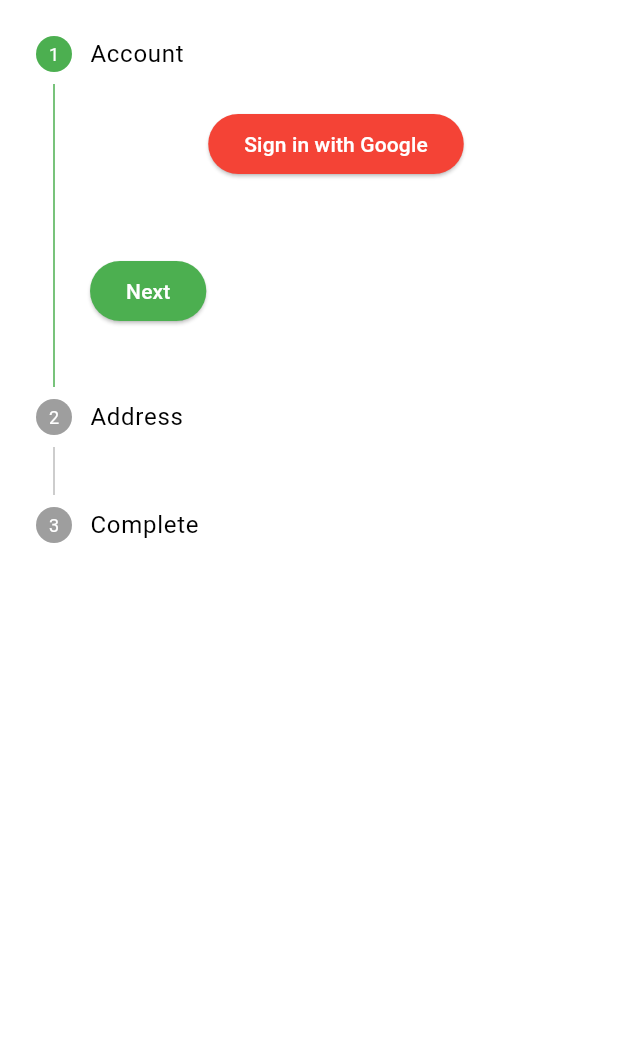
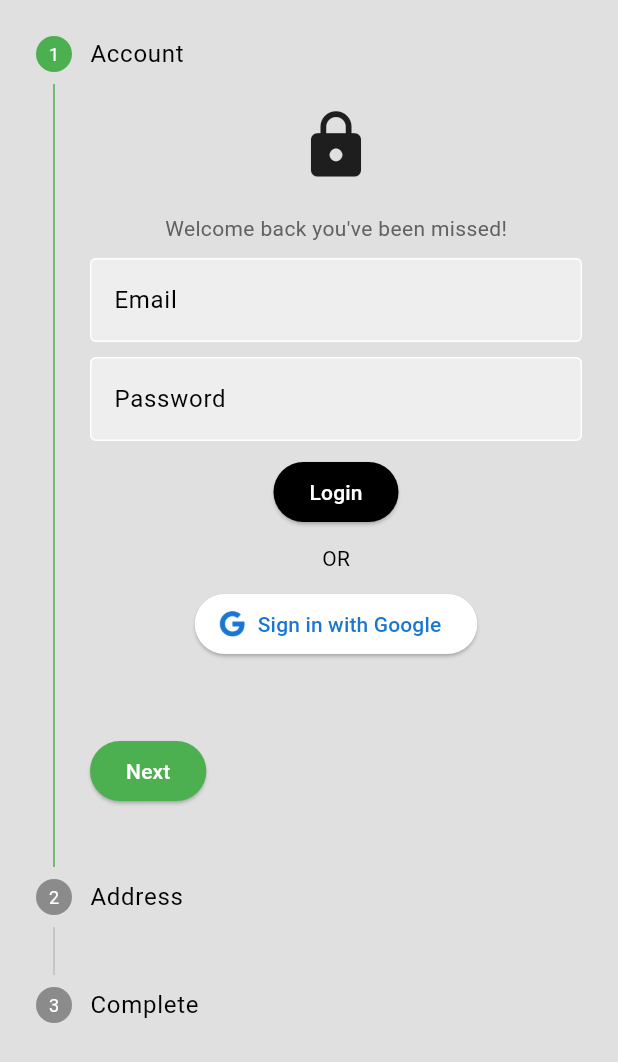
Before and after one commit to itssadil/masjid-manitor, a Flutter app: the screen it shows after launch, after a tap on "Sign in with Google", on a phone screen of 412 x 824 dp. Shown: the top 1062 px of the screen. Run offline on Flutter 3.47's test engine with Material 3 defaults, Android fonts, the phone set to English and light mode, and no system bars; our stand-ins replace firebase_auth, firebase_core, google_sign_in, shared_preferences; missing offline and left inert: jhijri; accounts and stored records are empty; network calls fail.

Commit message:
email auth complete

```diff
--- a/lib/main.dart
+++ b/lib/main.dart
@@ -9,6 +9,7 @@ import 'package:masjid_tv/providers/stepperProvider.dart';
 import 'package:masjid_tv/providers/timeListView.dart';
 import 'package:masjid_tv/providers/toDoProvider.dart';
 import 'package:masjid_tv/screens/accountScreen.dart';
+import 'package:masjid_tv/services/googleSignInProvider.dart';
 import 'package:provider/provider.dart';
 
 void main() async {
@@ -29,6 +30,7 @@ void main() async {
             create: (context) => DarkModeProvider()..initialize()),
         ChangeNotifierProvider(create: (context) => ToDoProvider()),
         ChangeNotifierProvider(create: (context) => HadisProvider()),
+        ChangeNotifierProvider(create: (context) => GoogleSignInProvider()),
         ChangeNotifierProvider(create: (context) => HadisTimer()),
         ChangeNotifierProvider(create: (context) => FridayHadisProvider()),
         ChangeNotifierProvider(create: (context) => DonationProvider()),
--- a/lib/screens/accountScreen.dart
+++ b/lib/screens/accountScreen.dart
@@ -1,6 +1,8 @@
+import 'package:firebase_auth/firebase_auth.dart';
 import 'package:flutter/material.dart';
-import 'package:google_sign_in/google_sign_in.dart';
 import 'package:masjid_tv/providers/stepperProvider.dart';
+import 'package:masjid_tv/services/googleSignInProvider.dart';
+import 'package:masjid_tv/widgets/loginTextField.dart';
 import 'package:provider/provider.dart';
 
 class AccountScreen extends StatefulWidget {
@@ -11,16 +13,22 @@ class AccountScreen extends StatefulWidget {
 }
 
 class _AccountScreenState extends State<AccountScreen> {
+  final emailController = TextEditingController();
+  final passwordController = TextEditingController();
+
   @override
   Widget build(BuildContext context) {
     return Scaffold(
-      body: Consumer<StepperProvider>(
+      backgroundColor: Colors.grey.shade300,
+      body: SafeArea(
+        child: SingleChildScrollView(
+          child: Consumer<StepperProvider>(
             builder: (context, value, child) {
               return Stepper(
                 currentStep: value.currentStep,
                 onStepContinue: () {
-              final isLastStep =
-                  value.currentStep == getStep(value.currentStep).length - 1;
+                  final isLastStep = value.currentStep ==
+                      getStep(value.currentStep).length - 1;
                   if (isLastStep) {
                   } else {
                     value.continueStep();
@@ -30,14 +38,17 @@ class _AccountScreenState extends State<AccountScreen> {
                   value.currentStep == 0 ? null : value.cancelStep();
                 },
                 controlsBuilder: (context, details) {
-              final isLastStep =
-                  value.currentStep == getStep(value.currentStep).length - 1;
+                  final isLastStep = value.currentStep ==
+                      getStep(value.currentStep).length - 1;
                   return Container(
                     margin: EdgeInsets.only(top: 50),
                     child: Row(
                       children: [
                         ElevatedButton(
-                      onPressed: details.onStepContinue,
+                          onPressed: () {
+                            if (FirebaseAuth.instance.currentUser != null)
+                              details.onStepContinue!();
+                          },
                           child: Text(
                             isLastStep ? "Conferm" : "Next",
                             style: TextStyle(color: Colors.white),
@@ -60,6 +71,8 @@ class _AccountScreenState extends State<AccountScreen> {
               );
             },
           ),
+        ),
+      ),
     );
   }
 
@@ -68,14 +81,92 @@ class _AccountScreenState extends State<AccountScreen> {
           state: currentStep > 0 ? StepState.complete : StepState.indexed,
           isActive: currentStep >= 0,
           title: Text("Account"),
-          content: Center(
-            child: ElevatedButton(
+          content: Align(
+            alignment: Alignment.topLeft,
+            child: StreamBuilder(
+              stream: FirebaseAuth.instance.authStateChanges(),
+              builder: (context, snapshot) {
+                if (snapshot.connectionState == ConnectionState.waiting) {
+                  return CircularProgressIndicator();
+                } else if (snapshot.hasData) {
+                  return Column(
+                    children: [
+                      snapshot.data!.photoURL != null
+                          ? CircleAvatar(
+                              backgroundImage:
+                                  NetworkImage(snapshot.data!.photoURL!),
+                              radius: 30,
+                            )
+                          : CircleAvatar(
+                              backgroundImage:
+                                  AssetImage("assets/images/noProfile.png"),
+                              radius: 30,
+                            ),
+                      Text(
+                        snapshot.data!.displayName ?? "",
+                        style: textStyle(),
+                      ),
+                      Text(
+                        snapshot.data!.email!,
+                      ),
+                    ],
+                  );
+                } else if (snapshot.hasError) {
+                  return Text("Something went wrong!");
+                } else {
+                  return Column(
+                    children: [
+                      Icon(Icons.lock, size: 50),
+                      SizedBox(height: 20),
+                      Text(
+                        "Welcome back you've been missed!",
+                        style: TextStyle(color: Colors.grey.shade700),
+                      ),
+                      SizedBox(height: 10),
+                      LoginTextField(
+                          controller: emailController,
+                          obscureText: false,
+                          labelText: "Email"),
+                      SizedBox(height: 10),
+                      LoginTextField(
+                          controller: passwordController,
+                          obscureText: true,
+                          labelText: "Password"),
+                      SizedBox(height: 10),
+                      ElevatedButton(
+                        onPressed: signUserIn,
                         child: Text(
-                "Sign in with Google",
+                          "Login",
                           style: TextStyle(color: Colors.white),
                         ),
-              onPressed: () => GoogleSignIn().signIn(),
-              style: ElevatedButton.styleFrom(backgroundColor: Colors.red),
+                        style: ElevatedButton.styleFrom(
+                          backgroundColor: Colors.black,
+                        ),
+                      ),
+                      SizedBox(height: 10),
+                      Text("OR"),
+                      SizedBox(height: 10),
+                      Consumer<GoogleSignInProvider>(
+                        builder: (context, value, child) {
+                          return ElevatedButton.icon(
+                            icon: ImageIcon(
+                              AssetImage("assets/images/google.png"),
+                              color: Colors.blue.shade700,
+                            ),
+                            label: Text(
+                              "Sign in with Google",
+                              style: TextStyle(color: Colors.blue.shade700),
+                            ),
+                            onPressed: () {
+                              value.googleLogIn();
+                            },
+                          );
+                        },
+                      ),
+                    ],
+                  );
+                }
+              },
             ),
           ),
         ),
@@ -91,4 +182,16 @@ class _AccountScreenState extends State<AccountScreen> {
           content: Container(),
         ),
       ];
+
+  textStyle() {
+    return TextStyle(
+      fontWeight: FontWeight.bold,
+      color: Colors.grey.shade700,
+    );
   }
+
+  void signUserIn() async {
+    await FirebaseAuth.instance.signInWithEmailAndPassword(
+        email: emailController.text, password: passwordController.text);
+  }
+}
--- a/lib/services/authService.dart
+++ /dev/null
@@ -1,17 +0,0 @@
-import 'package:firebase_auth/firebase_auth.dart';
-import 'package:google_sign_in/google_sign_in.dart';
-
-class AuthService {
-  signInWithGoogle() async {
-    final GoogleSignInAccount? gUser = await GoogleSignIn().signIn();
-
-    final GoogleSignInAuthentication gAuth = await gUser!.authentication;
-
-    final credential = GoogleAuthProvider.credential(
-      accessToken: gAuth.accessToken,
-      idToken: gAuth.idToken,
-    );
-
-    return FirebaseAuth.instance.signInWithCredential(credential);
-  }
-}
--- /dev/null
+++ b/lib/services/googleSignInProvider.dart
@@ -0,0 +1,29 @@
+import 'package:firebase_auth/firebase_auth.dart';
+import 'package:flutter/material.dart';
+import 'package:google_sign_in/google_sign_in.dart';
+
+class GoogleSignInProvider extends ChangeNotifier {
+  final googleSignIn = GoogleSignIn();
+  GoogleSignInAccount? _user;
+
+  GoogleSignInAccount get user => _user!;
+
+  Future googleLogIn() async {
+    final googleUser = await googleSignIn.signInSilently(); // For Web
+    // final googleUser = await googleSignIn.signIn(); // For Android
+
+    if (googleUser == null) return;
+    _user = googleUser;
+
+    final googleAuth = await googleUser.authentication;
+
+    final credential = GoogleAuthProvider.credential(
+      accessToken: googleAuth.accessToken,
+      idToken: googleAuth.idToken,
+    );
+
+    await FirebaseAuth.instance.signInWithCredential(credential);
+
+    notifyListeners();
+  }
+}
--- /dev/null
+++ b/lib/widgets/loginTextField.dart
@@ -0,0 +1,35 @@
+import 'package:flutter/material.dart';
+
+class LoginTextField extends StatelessWidget {
+  LoginTextField(
+      {Key? key,
+      required this.controller,
+      required this.obscureText,
+      required this.labelText})
+      : super(key: key);
+
+  final controller;
+  final obscureText;
+  final labelText;
+  @override
+  Widget build(BuildContext context) {
+    return SizedBox(
+      width: 400,
+      child: TextField(
+        controller: controller,
+        obscureText: obscureText,
+        decoration: InputDecoration(
+          enabledBorder: OutlineInputBorder(
+            borderSide: BorderSide(color: Colors.white),
+          ),
+          focusedBorder: OutlineInputBorder(
+            borderSide: BorderSide(color: Colors.grey.shade400),
+          ),
+          labelText: "$labelText",
+          fillColor: Colors.grey.shade200,
+          filled: true,
+        ),
+      ),
+    );
+  }
+}
```
Also changed, not shown: assets/images/google.png (added), assets/images/noProfile.png (added). Lines whose indentation alone changed are shown as unchanged.
